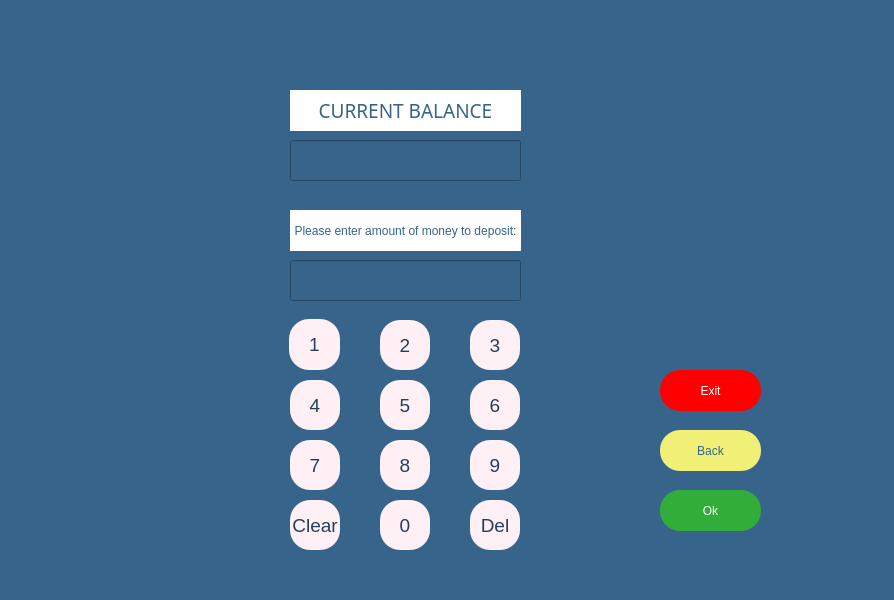
The window that insertpage.ui (melihorhanyilmaz/Project) describes before a commit, drawn with Qt 5.
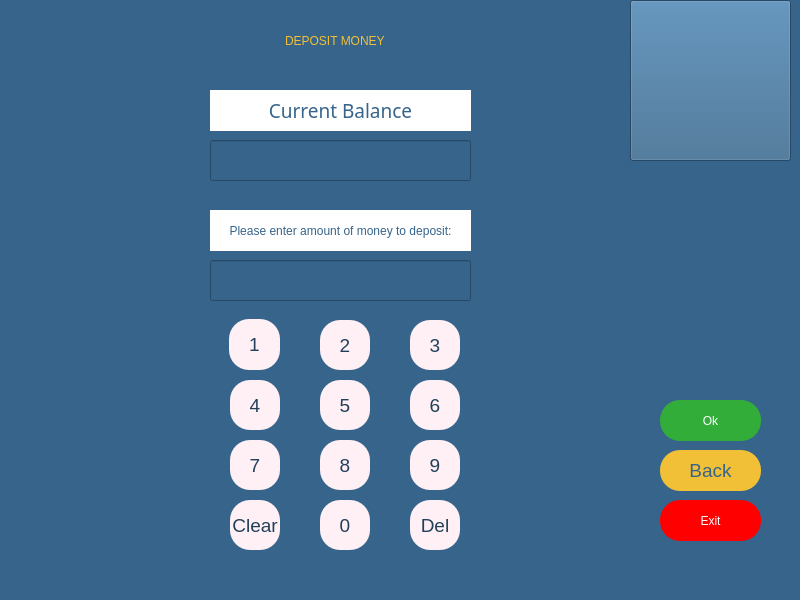
The same window after the commit. Icons and pictures are not drawn.

What changed in the file:
```diff
--- a/insertpage.ui
+++ b/insertpage.ui
@@ -6,7 +6,7 @@
    <rect>
     <x>0</x>
     <y>0</y>
-    <width>894</width>
+    <width>800</width>
     <height>600</height>
    </rect>
   </property>
@@ -21,7 +21,7 @@
     <property name="geometry">
      <rect>
       <x>660</x>
-      <y>370</y>
+      <y>500</y>
       <width>101</width>
       <height>41</height>
      </rect>
@@ -43,7 +43,7 @@
    <widget class="QPushButton" name="eightB">
     <property name="geometry">
      <rect>
-      <x>380</x>
+      <x>320</x>
       <y>440</y>
       <width>50</width>
       <height>50</height>
@@ -62,7 +62,7 @@
    <widget class="QPushButton" name="threeB">
     <property name="geometry">
      <rect>
-      <x>470</x>
+      <x>410</x>
       <y>320</y>
       <width>50</width>
       <height>50</height>
@@ -81,7 +81,7 @@
    <widget class="QPushButton" name="zeroB">
     <property name="geometry">
      <rect>
-      <x>380</x>
+      <x>320</x>
       <y>500</y>
       <width>50</width>
       <height>50</height>
@@ -100,7 +100,7 @@
    <widget class="QPushButton" name="oneB">
     <property name="geometry">
      <rect>
-      <x>289</x>
+      <x>229</x>
       <y>319</y>
       <width>51</width>
       <height>51</height>
@@ -119,7 +119,7 @@
    <widget class="QPushButton" name="delB">
     <property name="geometry">
      <rect>
-      <x>470</x>
+      <x>410</x>
       <y>500</y>
       <width>50</width>
       <height>50</height>
@@ -138,7 +138,7 @@
    <widget class="QPushButton" name="nineB">
     <property name="geometry">
      <rect>
-      <x>470</x>
+      <x>410</x>
       <y>440</y>
       <width>50</width>
       <height>50</height>
@@ -157,7 +157,7 @@
    <widget class="QPushButton" name="fiveB">
     <property name="geometry">
      <rect>
-      <x>380</x>
+      <x>320</x>
       <y>380</y>
       <width>50</width>
       <height>50</height>
@@ -176,7 +176,7 @@
    <widget class="QPushButton" name="sevenB">
     <property name="geometry">
      <rect>
-      <x>290</x>
+      <x>230</x>
       <y>440</y>
       <width>50</width>
       <height>50</height>
@@ -195,9 +195,9 @@
    <widget class="QLabel" name="la_name">
     <property name="geometry">
      <rect>
-      <x>290</x>
+      <x>210</x>
       <y>210</y>
-      <width>231</width>
+      <width>261</width>
       <height>41</height>
      </rect>
     </property>
@@ -216,7 +216,7 @@
    <widget class="QPushButton" name="sixB">
     <property name="geometry">
      <rect>
-      <x>470</x>
+      <x>410</x>
       <y>380</y>
       <width>50</width>
       <height>50</height>
@@ -235,7 +235,7 @@
    <widget class="QPushButton" name="twoB">
     <property name="geometry">
      <rect>
-      <x>380</x>
+      <x>320</x>
       <y>320</y>
       <width>50</width>
       <height>50</height>
@@ -254,9 +254,9 @@
    <widget class="QLabel" name="la_balance">
     <property name="geometry">
      <rect>
-      <x>290</x>
+      <x>210</x>
       <y>90</y>
-      <width>231</width>
+      <width>261</width>
       <height>41</height>
      </rect>
     </property>
@@ -275,7 +275,7 @@
 background-color: rgb(255, 255, 255);</string>
     </property>
     <property name="text">
-     <string>CURRENT BALANCE</string>
+     <string>Current Balance</string>
     </property>
     <property name="alignment">
      <set>Qt::AlignCenter</set>
@@ -284,9 +284,9 @@
    <widget class="QLineEdit" name="li_amount_withdraw">
     <property name="geometry">
      <rect>
-      <x>290</x>
+      <x>210</x>
       <y>260</y>
-      <width>231</width>
+      <width>261</width>
       <height>41</height>
      </rect>
     </property>
@@ -301,9 +301,9 @@
    <widget class="QLineEdit" name="li_balance">
     <property name="geometry">
      <rect>
-      <x>290</x>
+      <x>210</x>
       <y>140</y>
-      <width>231</width>
+      <width>261</width>
       <height>41</height>
      </rect>
     </property>
@@ -318,7 +318,7 @@
    <widget class="QPushButton" name="fourB">
     <property name="geometry">
      <rect>
-      <x>290</x>
+      <x>230</x>
       <y>380</y>
       <width>50</width>
       <height>50</height>
@@ -338,7 +338,7 @@
     <property name="geometry">
      <rect>
       <x>660</x>
-      <y>490</y>
+      <y>400</y>
       <width>101</width>
       <height>41</height>
      </rect>
@@ -362,15 +362,15 @@
     <property name="geometry">
      <rect>
       <x>660</x>
-      <y>430</y>
+      <y>450</y>
       <width>101</width>
       <height>41</height>
      </rect>
     </property>
     <property name="styleSheet">
-     <string notr="true">background-color: rgb(240, 240, 119);
+     <string notr="true">background-color: rgb(242, 192, 54);
 color: rgb(54, 100, 139);
-font: 63 14pt &quot;Montserrat SemiBold&quot;;
+font: 63 14pt ;Montserrat SemiBold;
 border-radius: 20;
 </string>
     </property>
@@ -384,7 +384,7 @@
    <widget class="QPushButton" name="clearB">
     <property name="geometry">
      <rect>
-      <x>290</x>
+      <x>230</x>
       <y>500</y>
       <width>50</width>
       <height>50</height>
@@ -403,10 +403,10 @@
    <widget class="QLabel" name="la_error">
     <property name="geometry">
      <rect>
-      <x>240</x>
-      <y>60</y>
-      <width>341</width>
-      <height>16</height>
+      <x>480</x>
+      <y>330</y>
+      <width>301</width>
+      <height>41</height>
      </rect>
     </property>
     <property name="styleSheet">
@@ -420,6 +420,64 @@
      <set>Qt::AlignCenter</set>
     </property>
    </widget>
+   <widget class="QPushButton" name="pushButton">
+    <property name="geometry">
+     <rect>
+      <x>630</x>
+      <y>0</y>
+      <width>161</width>
+      <height>161</height>
+     </rect>
+    </property>
+    <property name="contextMenuPolicy">
+     <enum>Qt::DefaultContextMenu</enum>
+    </property>
+    <property name="styleSheet">
+     <string notr="true"/>
+    </property>
+    <property name="text">
+     <string/>
+    </property>
+    <property name="icon">
+     <iconset>
+      <normaloff>logo.png</normaloff>logo.png</iconset>
+    </property>
+    <property name="iconSize">
+     <size>
+      <width>150</width>
+      <height>150</height>
+     </size>
+    </property>
+   </widget>
+   <widget class="QLineEdit" name="li_select_opr">
+    <property name="geometry">
+     <rect>
+      <x>110</x>
+      <y>20</y>
+      <width>451</width>
+      <height>41</height>
+     </rect>
+    </property>
+    <property name="layoutDirection">
+     <enum>Qt::LeftToRight</enum>
+    </property>
+    <property name="autoFillBackground">
+     <bool>false</bool>
+    </property>
+    <property name="styleSheet">
+     <string notr="true">color: rgb(242, 192, 54);
+font: 75 22pt &quot;MS Shell Dlg 2&quot;;</string>
+    </property>
+    <property name="text">
+     <string>DEPOSIT MONEY</string>
+    </property>
+    <property name="frame">
+     <bool>false</bool>
+    </property>
+    <property name="alignment">
+     <set>Qt::AlignCenter</set>
+    </property>
+   </widget>
   </widget>
   <widget class="QMenuBar" name="menubar">
    <property name="geometry">
```
Left out of the diff: 2 changed lines with no effect on the pictures.
